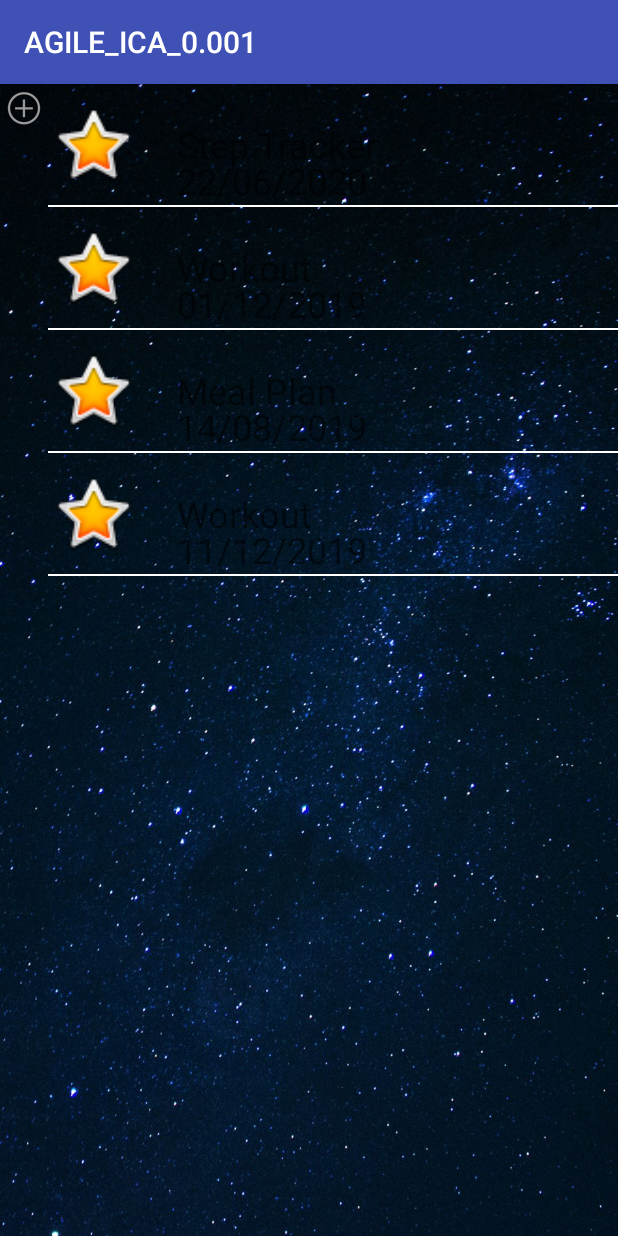
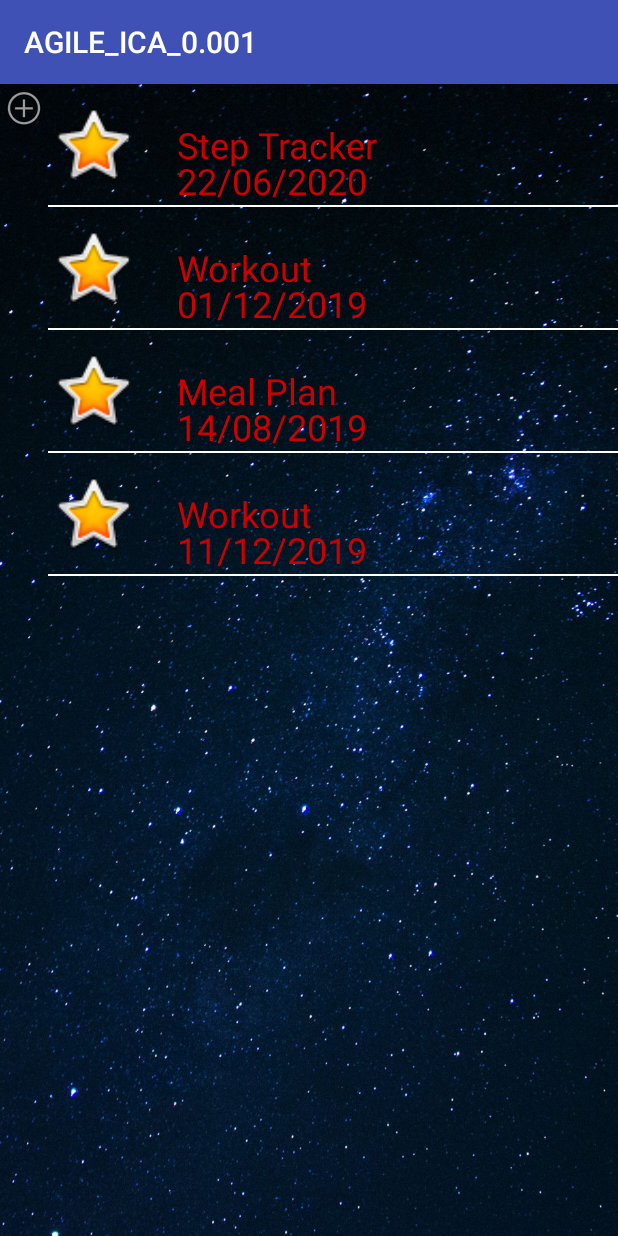
Before and after one commit to Thulaksan/InspireFitnessApp, an Android app: the EventListActivity screen opened directly, with no data from a screen before it, on a phone screen of 412 x 824 dp. Run offline under Robolectric (Android 15) with nearby library versions, the phone set to English and light mode, and no system bars.

Commit message:
LiatView Objects

```diff
--- a/app/src/main/res/layout/event_list_item.xml
+++ b/app/src/main/res/layout/event_list_item.xml
@@ -12,8 +12,9 @@
         android:layout_height="wrap_content"
         android:layout_alignStart="@+id/textView_date"
         android:layout_centerVertical="true"
-        android:textSize="24sp"
-        android:hint="Name"/>
+        android:hint="Name"
+        android:textColor="@android:color/holo_red_dark"
+        android:textSize="24sp" />
 
     <TextView
         android:id="@+id/textView_date"
@@ -23,8 +24,9 @@
         android:layout_marginStart="26dp"
         android:layout_marginTop="15dp"
         android:layout_toEndOf="@+id/image"
-        android:textSize="24sp"
-        android:hint="Date"/>
+        android:hint="Date"
+        android:textColor="@android:color/holo_red_dark"
+        android:textSize="24sp" />
 
     <ImageView
         android:id="@+id/image"
```
